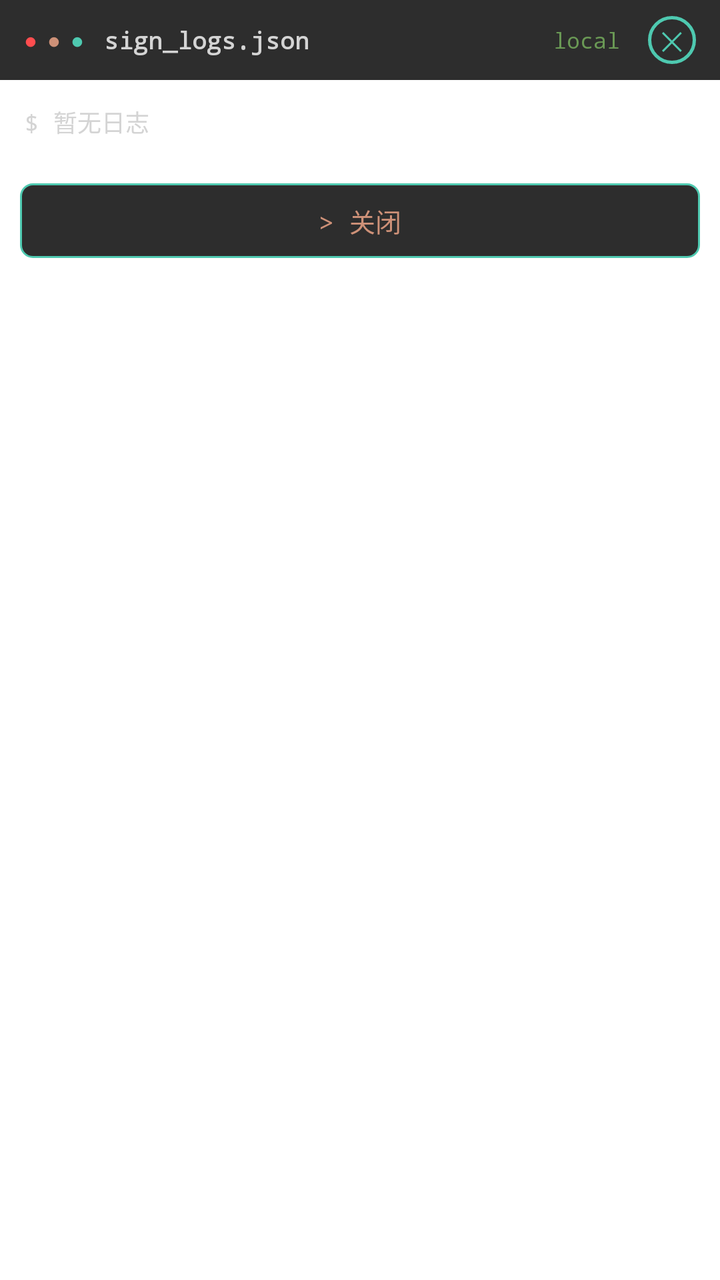
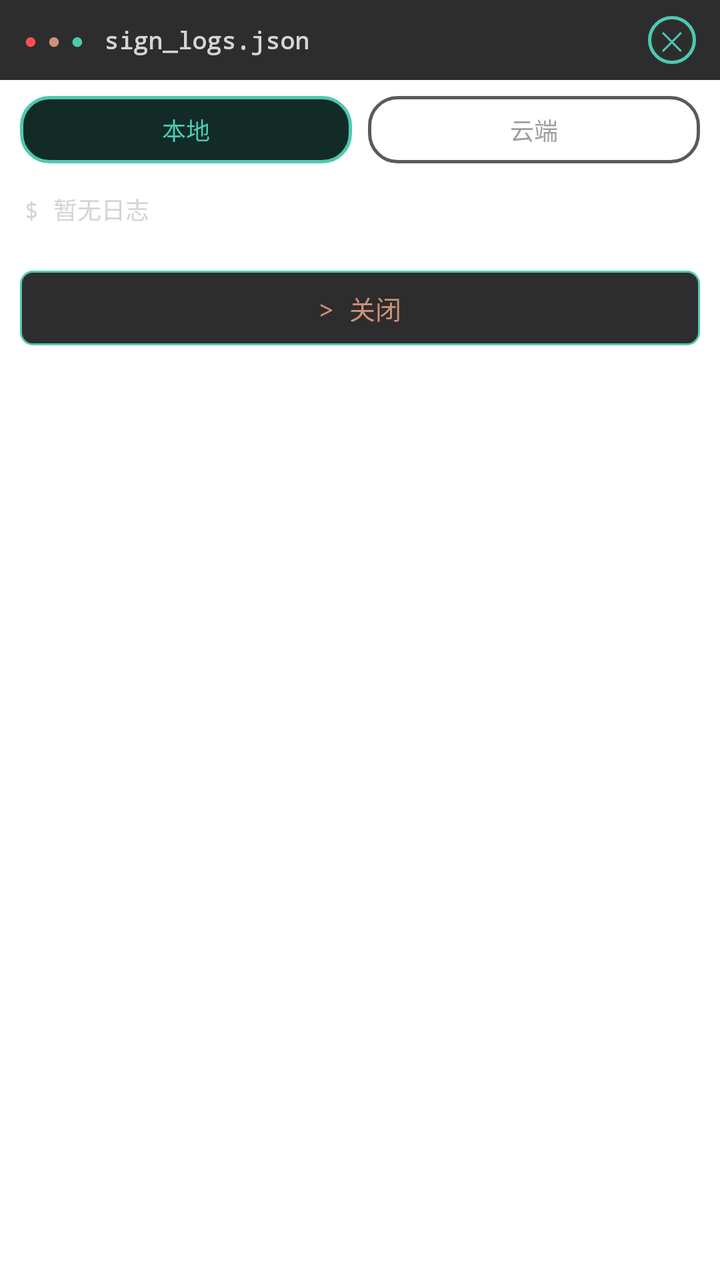

Screens rendered from an Android XML layout before and after an edit, with the pre-edit source and the edit as a unified diff.
<!-- AndroidManifest.xml: application theme Theme.SignApp -->
<!-- res/layout/dialog_logs.xml -->
<?xml version="1.0" encoding="utf-8"?>
<LinearLayout xmlns:android="http://schemas.android.com/apk/res/android"
    android:layout_width="match_parent"
    android:layout_height="wrap_content"
    android:orientation="vertical">

    
    <LinearLayout
        android:layout_width="match_parent"
        android:layout_height="wrap_content"
        android:orientation="horizontal"
        android:gravity="center_vertical"
        android:background="#2D2D2D"
        android:paddingLeft="12dp"
        android:paddingRight="12dp"
        android:paddingTop="8dp"
        android:paddingBottom="8dp">

        <TextView
            android:layout_width="wrap_content"
            android:layout_height="wrap_content"
            android:text="●"
            android:textColor="@color/error_red"
            android:textSize="11sp" />

        <TextView
            android:layout_width="wrap_content"
            android:layout_height="wrap_content"
            android:layout_marginStart="5dp"
            android:text="●"
            android:textColor="@color/terminal_orange"
            android:textSize="11sp" />

        <TextView
            android:layout_width="wrap_content"
            android:layout_height="wrap_content"
            android:layout_marginStart="5dp"
            android:text="●"
            android:textColor="@color/terminal_green"
            android:textSize="11sp" />

        <TextView
            android:layout_width="wrap_content"
            android:layout_height="wrap_content"
            android:layout_marginStart="10dp"
            android:text="sign_logs.json"
            android:textColor="#D4D4D4"
            android:textSize="12sp"
            android:fontFamily="monospace"
            android:textStyle="bold" />

        
        <View
            android:layout_width="0dp"
            android:layout_height="1dp"
            android:layout_weight="1" />

        <TextView
            android:id="@+id/tvLogsMode"
            android:layout_width="wrap_content"
            android:layout_height="wrap_content"
            android:layout_marginEnd="8dp"
            android:background="?attr/selectableItemBackgroundBorderless"
            android:paddingLeft="6dp"
            android:paddingRight="6dp"
            android:paddingTop="2dp"
            android:paddingBottom="2dp"
            android:text="local"
            android:textColor="#6A9955"
            android:textSize="11sp"
            android:fontFamily="monospace"
            android:contentDescription="点击切换本地/云端日志" />

        
        <TextView
            android:id="@+id/btnLogsCloseX"
            android:layout_width="24dp"
            android:layout_height="24dp"
            android:background="@drawable/bg_close_circle"
            android:gravity="center"
            android:text="✕"
            android:textColor="#4EC9B0"
            android:textSize="13sp"
            android:contentDescription="关闭" />
    </LinearLayout>

    
    <ScrollView
        android:layout_width="match_parent"
        android:layout_height="wrap_content"
        android:maxHeight="180dp">

        <TextView
            android:id="@+id/tvLogsContent"
            android:layout_width="match_parent"
            android:layout_height="wrap_content"
            android:padding="12dp"
            android:text="$ 暂无日志"
            android:textColor="@color/terminal_white"
            android:textSize="12sp"
            android:fontFamily="monospace"
            android:lineSpacingExtra="4dp" />
    </ScrollView>

    
    <LinearLayout
        android:layout_width="match_parent"
        android:layout_height="wrap_content"
        android:orientation="horizontal"
        android:padding="10dp">

        <TextView
            android:id="@+id/btnLogsClose"
            android:layout_width="0dp"
            android:layout_height="wrap_content"
            android:layout_weight="1"
            android:background="@drawable/bg_terminal_btn"
            android:gravity="center"
            android:padding="9dp"
            android:text="> 关闭"
            android:textColor="@color/terminal_orange"
            android:textSize="13sp"
            android:fontFamily="monospace" />
    </LinearLayout>
</LinearLayout>
<!-- resources referenced by this layout -->
<resources>
  <color name="error_red">#FF4D4F</color>
  <color name="terminal_green">#4EC9B0</color>
  <color name="terminal_orange">#CE9178</color>
  <color name="terminal_white">#D4D4D4</color>
  <!-- drawable bg_close_circle (drawable) -->
  <?xml version="1.0" encoding="utf-8"?>
  <shape xmlns:android="http://schemas.android.com/apk/res/android"
      android:shape="oval">
      <solid android:color="#00000000" />
      <stroke
          android:width="1.5dp"
          android:color="#4EC9B0" />
  </shape>
  <!-- drawable bg_terminal_btn (drawable) -->
  <?xml version="1.0" encoding="utf-8"?>
  <shape xmlns:android="http://schemas.android.com/apk/res/android"
      android:shape="rectangle">
      <solid android:color="#2D2D2D" />
      <corners android:radius="6dp" />
      <stroke
          android:width="1dp"
          android:color="#4EC9B0" />
  </shape>
  <style name="Theme.SignApp" parent="Theme.MaterialComponents.DayNight.NoActionBar">
          <item name="colorPrimary">@color/primary</item>
          <item name="colorPrimaryVariant">@color/primary_dark</item>
          <item name="colorOnPrimary">@color/white</item>
          <item name="android:statusBarColor">@color/gradient_start</item>
          <item name="android:windowBackground">@color/white</item>
      </style>
  <color name="primary">#1677FF</color>
  <color name="primary_dark">#0E5FCC</color>
  <color name="white">#FFFFFF</color>
  <color name="gradient_start">#3B8BFF</color>
</resources>

<!-- the commit's change to res/layout/dialog_logs.xml (unified diff, before → after) -->
@@ -55,22 +55,6 @@
             android:layout_height="1dp"
             android:layout_weight="1" />
 
-        <TextView
-            android:id="@+id/tvLogsMode"
-            android:layout_width="wrap_content"
-            android:layout_height="wrap_content"
-            android:layout_marginEnd="8dp"
-            android:background="?attr/selectableItemBackgroundBorderless"
-            android:paddingLeft="6dp"
-            android:paddingRight="6dp"
-            android:paddingTop="2dp"
-            android:paddingBottom="2dp"
-            android:text="local"
-            android:textColor="#6A9955"
-            android:textSize="11sp"
-            android:fontFamily="monospace"
-            android:contentDescription="点击切换本地/云端日志" />
-
         
         <TextView
             android:id="@+id/btnLogsCloseX"
@@ -82,6 +66,44 @@
             android:textColor="#4EC9B0"
             android:textSize="13sp"
             android:contentDescription="关闭" />
+    </LinearLayout>
+
+    
+    <LinearLayout
+        android:layout_width="match_parent"
+        android:layout_height="wrap_content"
+        android:orientation="horizontal"
+        android:paddingLeft="10dp"
+        android:paddingRight="10dp"
+        android:paddingTop="8dp"
+        android:paddingBottom="2dp">
+
+        <TextView
+            android:id="@+id/btnLogsLocalTab"
+            android:layout_width="0dp"
+            android:layout_height="wrap_content"
+            android:layout_weight="1"
+            android:background="@drawable/bg_tab_on"
+            android:gravity="center"
+            android:padding="8dp"
+            android:text="本地"
+            android:textColor="#4EC9B0"
+            android:textSize="12sp"
+            android:fontFamily="monospace" />
+
+        <TextView
+            android:id="@+id/btnLogsCloudTab"
+            android:layout_width="0dp"
+            android:layout_height="wrap_content"
+            android:layout_weight="1"
+            android:layout_marginStart="8dp"
+            android:background="@drawable/bg_tab_off"
+            android:gravity="center"
+            android:padding="8dp"
+            android:text="云端"
+            android:textColor="#9E9E9E"
+            android:textSize="12sp"
+            android:fontFamily="monospace" />
     </LinearLayout>
 
     
<!-- resource entries referenced after the edit -->
@@ -12,6 +12,22 @@
       <stroke
           android:width="1.5dp"
           android:color="#4EC9B0" />
+  </shape>
+  <!-- drawable bg_tab_off (drawable) -->
+  <?xml version="1.0" encoding="utf-8"?>
+  <shape xmlns:android="http://schemas.android.com/apk/res/android"
+      android:shape="rectangle">
+      <solid android:color="#00000000" />
+      <stroke android:width="1.5dp" android:color="#5A5A5A" />
+      <corners android:radius="14dp" />
+  </shape>
+  <!-- drawable bg_tab_on (drawable) -->
+  <?xml version="1.0" encoding="utf-8"?>
+  <shape xmlns:android="http://schemas.android.com/apk/res/android"
+      android:shape="rectangle">
+      <solid android:color="#122B26" />
+      <stroke android:width="1.5dp" android:color="#4EC9B0" />
+      <corners android:radius="14dp" />
   </shape>
   <!-- drawable bg_terminal_btn (drawable) -->
   <?xml version="1.0" encoding="utf-8"?>
